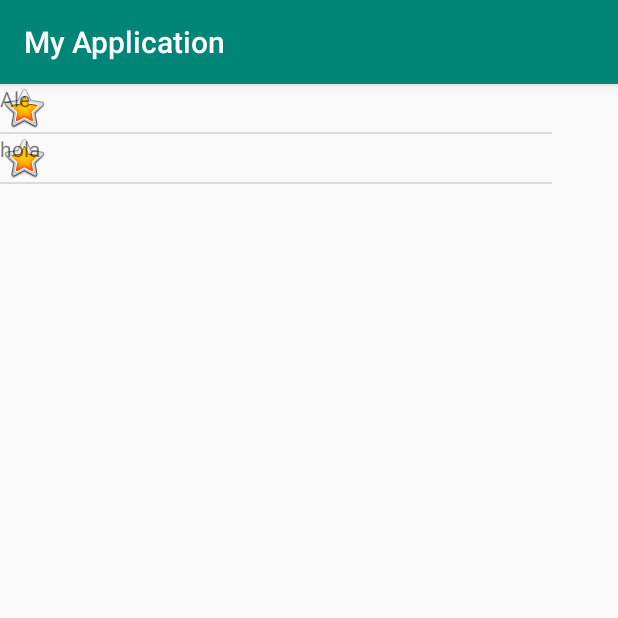
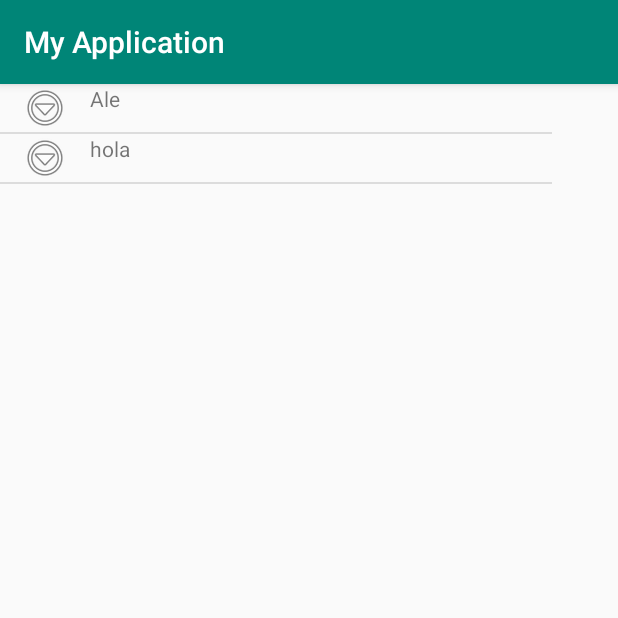
Before and after one commit to cristhianjoao17/AndroidStudio, an Android app: the screen it shows after launch (MainActivity), on a phone screen of 412 x 824 dp, the top half of it. Run offline under Robolectric (Android 15) with nearby library versions, the phone set to English and light mode, and no system bars.

```diff
--- a/MyApplication3/app/src/main/java/com/example/cristhianruiz/myapplication/MainActivity.java
+++ b/MyApplication3/app/src/main/java/com/example/cristhianruiz/myapplication/MainActivity.java
@@ -29,9 +29,17 @@ public class MainActivity extends AppCompatActivity {
 
         ArrayAdapter<String> adapter=new ArrayAdapter<>(this,android.R.layout.simple_list_item_1,names);
         listView.setAdapter(adapter);
-        /*listView.setOnItemClickListener((adapterView,view,position,id)->{
-            Toast.makeText(MainActivity.this,"Clicked: "+names.get(position),Toast.LENGTH_LONG).show();
-        });*/
+
+
+
+        listView.setOnItemClickListener(new AdapterView.OnItemClickListener() {
+                                            @Override
+                                            public void onItemClick(AdapterView<?> parent, View view, int position, long id) {
+                                                Toast.makeText(MainActivity.this, "Clicked: " + names.get(position), Toast.LENGTH_LONG).show();
+                                            }
+                                        });
+
+
 
         MyAdapter myAdapter=new MyAdapter(this,R.layout.list_item,names);
         listView.setAdapter(myAdapter);
--- a/MyApplication3/app/src/main/res/layout/list_item.xml
+++ b/MyApplication3/app/src/main/res/layout/list_item.xml
@@ -1,24 +1,26 @@
 <?xml version="1.0" encoding="utf-8"?>
-<android.support.constraint.ConstraintLayout
-    xmlns:android="http://schemas.android.com/apk/res/android"
+<LinearLayout xmlns:android="http://schemas.android.com/apk/res/android"
     xmlns:app="http://schemas.android.com/apk/res-auto"
-    xmlns:tools="http://schemas.android.com/tools"
+    android:orientation="horizontal"
     android:layout_width="match_parent"
-    android:layout_height="match_parent">
+    android:layout_height="80dp">
 
     <ImageView
         android:id="@+id/imageView"
-        android:layout_width="wrap_content"
-        android:layout_height="wrap_content"
-        app:srcCompat="@android:drawable/btn_star_big_on"
-        tools:layout_editor_absoluteX="16dp"
-        tools:layout_editor_absoluteY="1dp" />
+        android:layout_width="60dp"
+        android:layout_height="match_parent"
+        android:layout_gravity="center"
+        app:srcCompat="@android:drawable/ic_menu_more"
+         />
+
+
 
     <TextView
         android:id="@+id/textView"
-        android:layout_width="wrap_content"
-        android:layout_height="wrap_content"
+        android:layout_width="match_parent"
+        android:layout_height="match_parent"
+        android:layout_gravity="center"
         android:text="TextView"
-        tools:layout_editor_absoluteX="89dp"
-        tools:layout_editor_absoluteY="13dp" />
-</android.support.constraint.ConstraintLayout>
+         />
+
+</LinearLayout>
```
